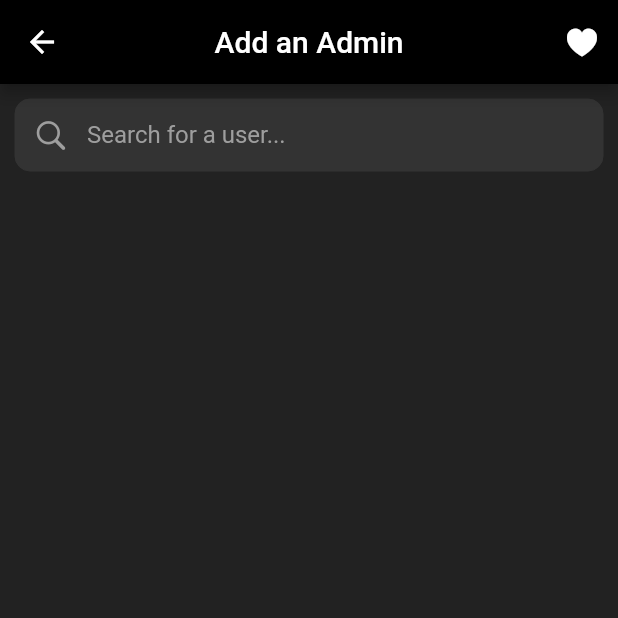
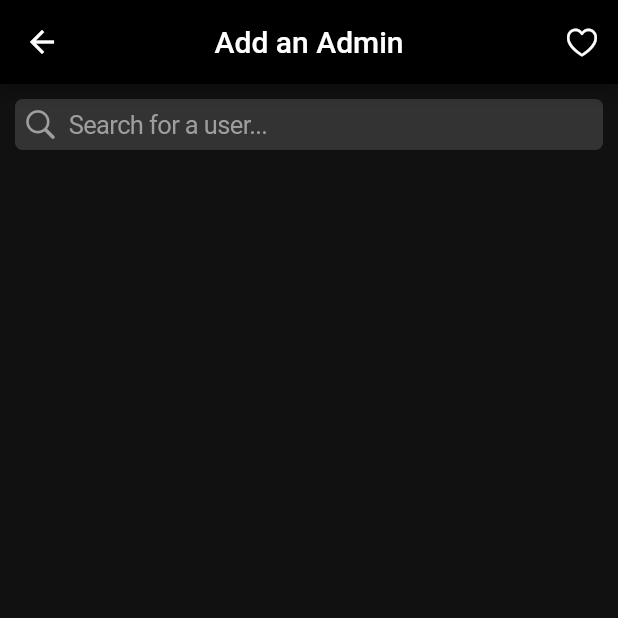
Before and after one commit to aarteaga53/search, a Flutter app: the screen it shows after launch, after a tap on an icon or button, on a phone screen of 412 x 824 dp, the top half of it. Run offline on Flutter 3.47's test engine with Material 2 defaults, Android fonts, the phone set to English and light mode, and no system bars.

Commit message:
changed to cupertino textfield

```diff
--- a/lib/admin_page.dart
+++ b/lib/admin_page.dart
@@ -147,7 +147,7 @@ class _AdminPageState extends State<AdminPage> {
   @override
   Widget build(BuildContext context) {
     return Scaffold(
-      backgroundColor: const Color(0xff222222),
+      backgroundColor: const Color(0xff111111),
       appBar: AppBar(
         title: const Text('Manage Admins'),
         centerTitle: true,
@@ -155,7 +155,7 @@ class _AdminPageState extends State<AdminPage> {
         actions: [
           IconButton(
             onPressed: () {},
-            icon: const Icon(CupertinoIcons.heart_fill),
+            icon: const Icon(CupertinoIcons.heart),
           ),
         ],
       ),
@@ -163,43 +163,29 @@ class _AdminPageState extends State<AdminPage> {
         child: Column(
           children: [
             Container(
-              padding: const EdgeInsets.all(10.0),
+              padding: isSearching ? const EdgeInsets.only(left: 10.0, top: 3.0) : const EdgeInsets.all(10.0),
               child: Row(
                 children: [
                   Expanded(
-                    child: TextField(
+                    child: CupertinoTextField(
                       onChanged: updateSearch,
                       onTap: updateIsSearching,
                       focusNode: textFocus,
                       style: const TextStyle(color: Colors.white),
                       cursorColor: Colors.grey,
-                      decoration: InputDecoration(
-                        enabledBorder: OutlineInputBorder(
-                          borderRadius: BorderRadius.circular(10.0),
-                          borderSide: const BorderSide(
-                            color: Color(0xff333333),
-                            width: 0.0,
-                          ),
-                        ),
-                        focusedBorder: OutlineInputBorder(
-                          borderRadius: BorderRadius.circular(10.0),
-                          borderSide: const BorderSide(
-                            color: Color(0xff333333),
-                            width: 0.0,
-                          ),
-                        ),
-                        labelText: 'Search',
-                        labelStyle: const TextStyle(
-                          color: Colors.grey,
-                        ),
-                        contentPadding: const EdgeInsets.all(0),
-                        floatingLabelBehavior: FloatingLabelBehavior.never,
-                        filled: true,
-                        fillColor: const Color(0xff333333),
-                        prefixIcon: const Icon(Icons.search),
-                        prefixIconColor: Colors.grey,
-                        suffixIcon: isSearching ? IconButton(onPressed: updateIsSearching, icon: const Icon(CupertinoIcons.xmark_circle_fill)) : null,
-                        suffixIconColor: Colors.grey,
+                      placeholder: 'Search',
+                      placeholderStyle: const TextStyle(color: Colors.grey),
+                      prefix: Container(
+                        margin: const EdgeInsets.only(left: 5.0),
+                        child: const Icon(CupertinoIcons.search, color: Colors.grey),
+                      ),
+                      suffix: isSearching ? Container(
+                        margin: const EdgeInsets.only(right: 5.0),
+                        child: const Icon(CupertinoIcons.xmark_circle_fill, color: Colors.grey),
+                      ) : null,
+                      decoration: BoxDecoration(
+                        color: const Color(0xff333333),
+                        borderRadius: BorderRadius.circular(5.0),
                       ),
                     ),
                   ),
--- a/lib/search_page.dart
+++ b/lib/search_page.dart
@@ -193,7 +193,7 @@ class _SearchPageState extends State<SearchPage> {
   @override
   Widget build(BuildContext context) {
     return Scaffold(
-      backgroundColor: const Color(0xff222222),
+      backgroundColor: const Color(0xff111111),
       appBar: AppBar(
         title: const Text('Add an Admin'),
         centerTitle: true,
@@ -201,50 +201,36 @@ class _SearchPageState extends State<SearchPage> {
         actions: [
           IconButton(
             onPressed: () {},
-            icon: const Icon(CupertinoIcons.heart_fill),
+            icon: const Icon(CupertinoIcons.heart),
           ),
         ],
       ),
       body: Column(
         children: [
           Container(
-            padding: const EdgeInsets.all(10.0),
+            padding: isSearching ? const EdgeInsets.only(left: 10.0, top: 3.0) : const EdgeInsets.all(10.0),
             child: Row(
               children: [
                 Expanded(
-                  child: TextField(
+                  child: CupertinoTextField(
                     onChanged: updateSearch,
                     onTap: updateIsSearching,
                     focusNode: textFocus,
                     style: const TextStyle(color: Colors.white),
                     cursorColor: Colors.grey,
-                    decoration: InputDecoration(
-                      enabledBorder: OutlineInputBorder(
-                        borderRadius: BorderRadius.circular(10.0),
-                        borderSide: const BorderSide(
-                          color: Color(0xff333333),
-                          width: 0.0,
-                        ),
-                      ),
-                      focusedBorder: OutlineInputBorder(
-                        borderRadius: BorderRadius.circular(10.0),
-                        borderSide: const BorderSide(
-                          color: Color(0xff333333),
-                          width: 0.0,
-                        ),
-                      ),
-                      labelText: 'Search for a user...',
-                      labelStyle: const TextStyle(
-                        color: Colors.grey,
-                      ),
-                      contentPadding: const EdgeInsets.all(0),
-                      floatingLabelBehavior: FloatingLabelBehavior.never,
-                      filled: true,
-                      fillColor: const Color(0xff333333),
-                      prefixIcon: const Icon(CupertinoIcons.search),
-                      prefixIconColor: Colors.grey,
-                      suffixIcon: isSearching ? IconButton(onPressed: updateIsSearching, icon: const Icon(CupertinoIcons.xmark_circle_fill)) : null,
-                      suffixIconColor: Colors.grey,
+                    placeholder: 'Search for a user...',
+                    placeholderStyle: const TextStyle(color: Colors.grey),
+                    prefix: Container(
+                      margin: const EdgeInsets.only(left: 5.0),
+                      child: const Icon(CupertinoIcons.search, color: Colors.grey),
+                    ),
+                    suffix: isSearching ? Container(
+                      margin: const EdgeInsets.only(right: 5.0),
+                      child: const Icon(CupertinoIcons.xmark_circle_fill, color: Colors.grey),
+                    ) : null,
+                    decoration: BoxDecoration(
+                      color: const Color(0xff333333),
+                      borderRadius: BorderRadius.circular(5.0),
                     ),
                   ),
                 ),
```
